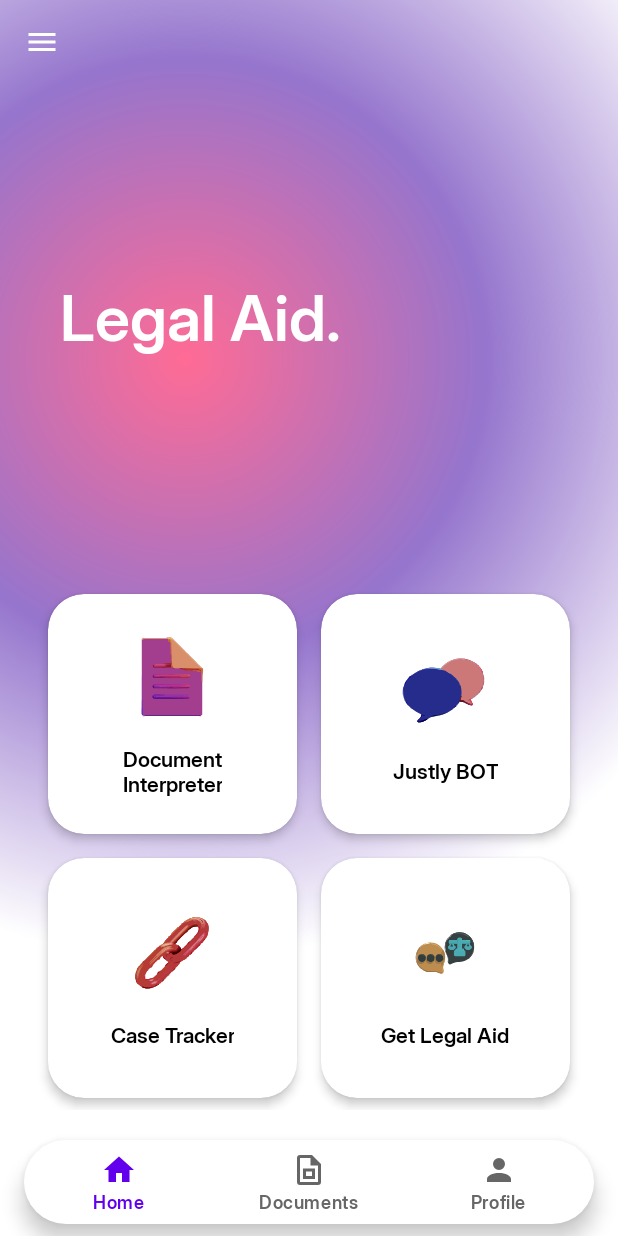
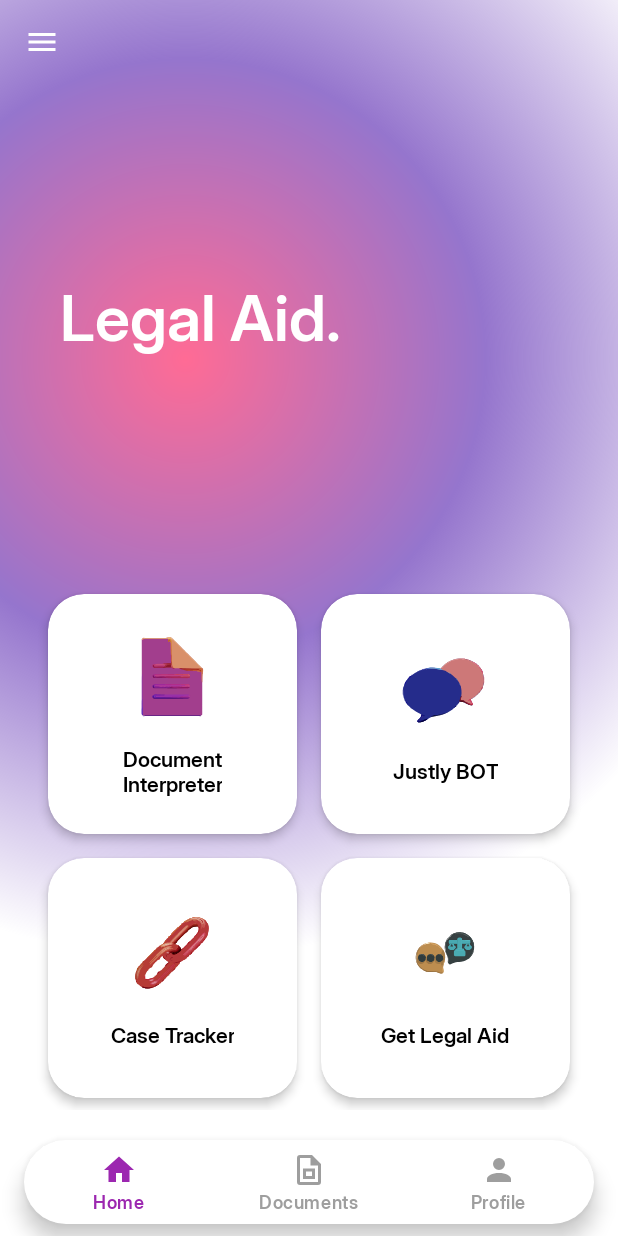
Before and after one commit to SakethavasudevacharyaGundi/ESOCX-CodeRed, an Android app: the screen it shows after launch (MainActivity), on a phone screen of 412 x 824 dp. Run offline under Robolectric (Android 15) with nearby library versions, the phone set to English and light mode, and no system bars; our stand-ins replace CircleImageView.

Commit message:
Update color resources for UI styling

```diff
--- a/app/src/main/res/values/colors.xml
+++ b/app/src/main/res/values/colors.xml
@@ -1,17 +1,28 @@
 <?xml version="1.0" encoding="utf-8"?>
 <resources>
-    <color name="purple_200">#FFBB86FC</color>
-    <color name="purple_500">#FF6200EE</color>
-    <color name="purple_700">#FF3700B3</color>
-    <color name="teal_200">#FF03DAC5</color>
-    <color name="teal_700">#FF018786</color>
-    <color name="black">#FF000000</color>
-    <color name="white">#FFFFFFFF</color>
-    <color name="navy_blue">#1E3D59</color>
-    <color name="gray">#666666</color>
-    <color name="light_gray">#D3D3D3</color>
-    <color name="dark_gray">#808080</color>
-    <color name="light_blue">#E0F2F1</color>
-    <color name="dark_blue">#003333</color>
-    <color name="primary">@color/purple_500</color>
+    <!-- Primary Colors -->
+    <color name="purple_100">#E1BEE7</color>
+    <color name="purple_200">#CE93D8</color>
+    <color name="purple_500">#9C27B0</color>
+    <color name="purple_700">#7B1FA2</color>
+    <color name="primary">#9C27B0</color>
+
+    <!-- Teal Colors -->
+    <color name="teal_200">#80DEEA</color>
+    <color name="teal_700">#00796B</color>
+
+    <!-- Error Colors -->
+    <color name="red_500">#F44336</color>
+    <color name="red_700">#D32F2F</color>
+
+    <!-- Gray Colors -->
+    <color name="gray">#9E9E9E</color>
+    <color name="light_gray">#F5F5F5</color>
+
+    <!-- Blue Colors -->
+    <color name="navy_blue">#1976D2</color>
+
+    <!-- Basic Colors -->
+    <color name="white">#FFFFFF</color>
+    <color name="black">#000000</color>
 </resources>
```
